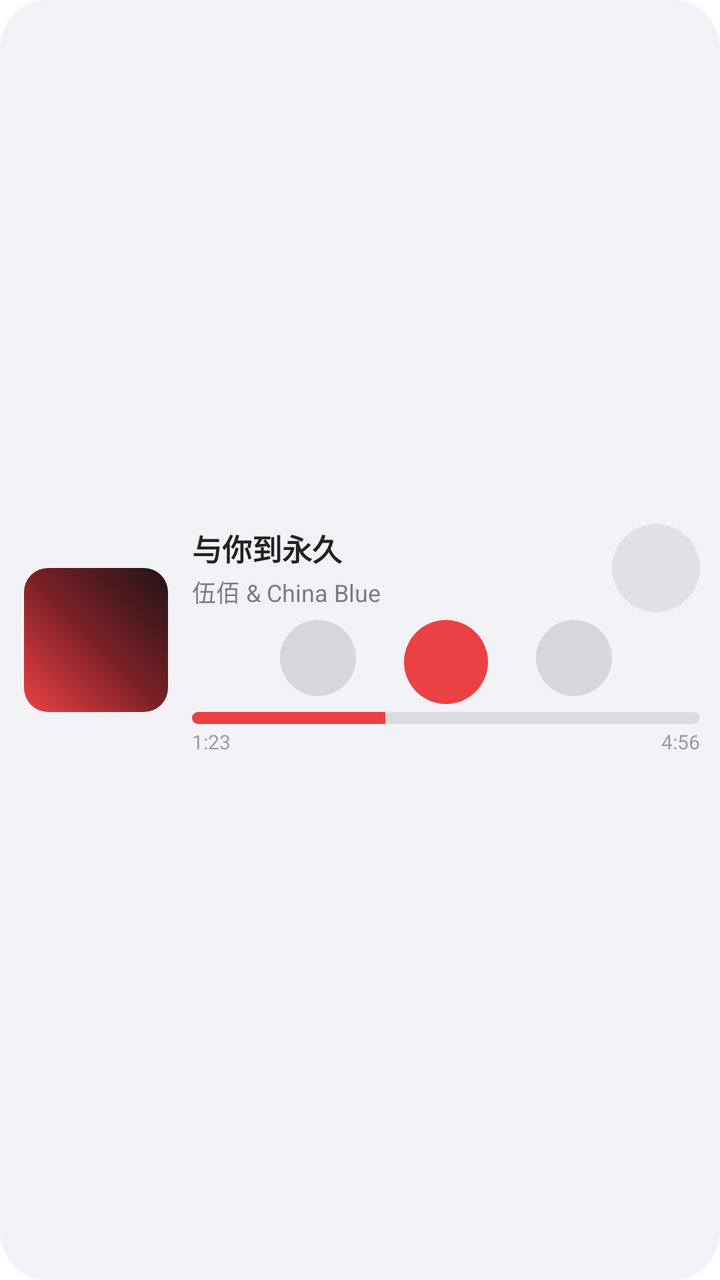
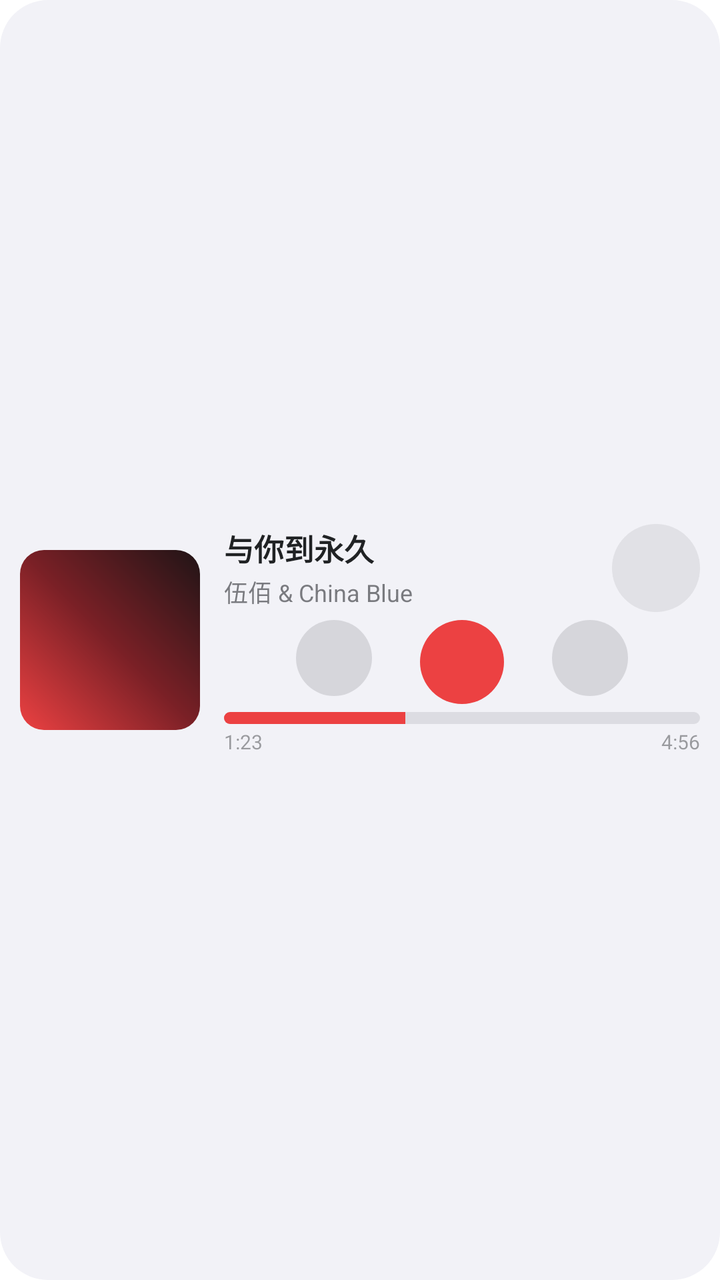

Compare the two renders of this Android layout. The source of the first and the diff that turns it into the second are given below.
<!-- AndroidManifest.xml: fallback theme Theme.MaterialComponents.DayNight.NoActionBar -->
<!-- res/layout/player_widget_recognize_preview.xml -->
<?xml version="1.0" encoding="utf-8"?>
<LinearLayout xmlns:android="http://schemas.android.com/apk/res/android"
    android:id="@+id/previewRoot"
    android:layout_width="match_parent"
    android:layout_height="match_parent"
    android:orientation="horizontal"
    android:background="@drawable/widget_bg">

    
    <ImageView
        android:layout_width="72dp"
        android:layout_height="72dp"
        android:layout_marginStart="12dp"
        android:layout_gravity="center_vertical"
        android:scaleType="centerCrop"
        android:src="@drawable/widget_preview_cover" />

    
    <LinearLayout
        android:layout_width="0dp"
        android:layout_height="match_parent"
        android:layout_weight="1"
        android:layout_marginStart="12dp"
        android:paddingEnd="10dp"
        android:paddingTop="8dp"
        android:paddingBottom="8dp"
        android:orientation="vertical"
        android:gravity="center_vertical">

        
        <LinearLayout
            android:layout_width="match_parent"
            android:layout_height="wrap_content"
            android:orientation="horizontal"
            android:gravity="center_vertical">

            <LinearLayout
                android:layout_width="0dp"
                android:layout_height="wrap_content"
                android:layout_weight="1"
                android:orientation="vertical">

                <TextView
                    android:layout_width="match_parent"
                    android:layout_height="wrap_content"
                    android:text="与你到永久"
                    android:textColor="@color/widget_text_primary"
                    android:textSize="15sp"
                    android:textStyle="bold"
                    android:singleLine="true"
                    android:ellipsize="end" />

                <TextView
                    android:layout_width="match_parent"
                    android:layout_height="wrap_content"
                    android:layout_marginTop="2dp"
                    android:text="伍佰 &amp; China Blue"
                    android:textColor="@color/widget_text_secondary"
                    android:textSize="12sp"
                    android:singleLine="true"
                    android:ellipsize="end" />
            </LinearLayout>

            <TextView
                android:layout_width="44dp"
                android:layout_height="44dp"
                android:layout_marginStart="8dp"
                android:background="@drawable/widget_btn_circle" />
        </LinearLayout>

        
        <LinearLayout
            android:layout_width="match_parent"
            android:layout_height="wrap_content"
            android:layout_marginTop="4dp"
            android:orientation="horizontal"
            android:gravity="center_horizontal">

            <TextView
                android:layout_width="38dp"
                android:layout_height="38dp"
                android:layout_marginEnd="12dp"
                android:background="@drawable/widget_preview_dot" />

            <TextView
                android:layout_width="42dp"
                android:layout_height="42dp"
                android:layout_marginStart="12dp"
                android:layout_marginEnd="12dp"
                android:background="@drawable/widget_play_btn" />

            <TextView
                android:layout_width="38dp"
                android:layout_height="38dp"
                android:layout_marginStart="12dp"
                android:background="@drawable/widget_preview_dot" />
        </LinearLayout>

        
        <ProgressBar
            style="?android:attr/progressBarStyleHorizontal"
            android:layout_width="match_parent"
            android:layout_height="wrap_content"
            android:layout_marginTop="4dp"
            android:max="100"
            android:progress="38"
            android:progressDrawable="@drawable/widget_progress_drawable"
            android:maxHeight="6dp"
            android:minHeight="6dp" />

        
        <LinearLayout
            android:layout_width="match_parent"
            android:layout_height="wrap_content"
            android:layout_marginTop="2dp"
            android:orientation="horizontal">

            <TextView
                android:layout_width="0dp"
                android:layout_height="wrap_content"
                android:layout_weight="1"
                android:gravity="start"
                android:text="1:23"
                android:textColor="@color/widget_time"
                android:textSize="10sp" />

            <TextView
                android:layout_width="0dp"
                android:layout_height="wrap_content"
                android:layout_weight="1"
                android:gravity="end"
                android:text="4:56"
                android:textColor="@color/widget_time"
                android:textSize="10sp" />
        </LinearLayout>
    </LinearLayout>
</LinearLayout>
<!-- resources referenced by this layout -->
<resources>
  <color name="widget_text_primary">#FF202224</color>
  <color name="widget_text_secondary">#92202224</color>
  <color name="widget_time">#6B202224</color>
  <!-- drawable widget_bg (drawable) -->
  <?xml version="1.0" encoding="utf-8"?>
  <shape xmlns:android="http://schemas.android.com/apk/res/android"
      android:shape="rectangle">
      <solid android:color="@color/widget_card_start" />
      <corners android:radius="24dp" />
  </shape>
  <!-- drawable widget_btn_circle (drawable) -->
  <?xml version="1.0" encoding="utf-8"?>
  <shape xmlns:android="http://schemas.android.com/apk/res/android"
      android:shape="oval">
      <solid android:color="@color/widget_circle_btn" />
  </shape>
  <!-- drawable widget_play_btn (drawable) -->
  <?xml version="1.0" encoding="utf-8"?>
  <shape xmlns:android="http://schemas.android.com/apk/res/android"
      android:shape="oval">
      <solid android:color="#EC4142" />
  </shape>
  <!-- drawable widget_preview_cover (drawable) -->
  <?xml version="1.0" encoding="utf-8"?>
  <shape xmlns:android="http://schemas.android.com/apk/res/android"
      android:shape="rectangle">
      <gradient
          android:startColor="#EC4142"
          android:centerColor="#7A2026"
          android:endColor="#201416"
          android:angle="45" />
      <corners android:radius="12dp" />
  </shape>
  <!-- drawable widget_preview_dot (drawable) -->
  <shape xmlns:android="http://schemas.android.com/apk/res/android"
      android:shape="oval">
      <solid android:color="@color/widget_icon_subtle" />
  </shape>
  <!-- drawable widget_progress_drawable (drawable) -->
  <?xml version="1.0" encoding="utf-8"?>
  <layer-list xmlns:android="http://schemas.android.com/apk/res/android">
      <item android:id="@android:id/background">
          <shape android:shape="rectangle">
              <solid android:color="@color/widget_track" />
              <corners android:radius="3dp" />
          </shape>
      </item>
      <item android:id="@android:id/progress">
          <clip>
              <shape android:shape="rectangle">
                  <solid android:color="@color/widget_fill" />
                  <corners android:radius="3dp" />
              </shape>
          </clip>
      </item>
  </layer-list>
  <color name="widget_card_start">#F2F2F7</color>
  <color name="widget_circle_btn">#14202224</color>
  <color name="widget_icon_subtle">#26373B41</color>
  <color name="widget_track">#1A20242B</color>
  <color name="widget_fill">#EC4142</color>
</resources>

<!-- the commit's change to res/layout/player_widget_recognize_preview.xml (unified diff, before → after) -->
@@ -7,13 +7,18 @@
     android:background="@drawable/widget_bg">
 
     
-    <ImageView
-        android:layout_width="72dp"
-        android:layout_height="72dp"
-        android:layout_marginStart="12dp"
-        android:layout_gravity="center_vertical"
-        android:scaleType="centerCrop"
-        android:src="@drawable/widget_preview_cover" />
+    <FrameLayout
+        android:layout_width="90dp"
+        android:layout_height="90dp"
+        android:layout_marginStart="10dp"
+        android:layout_gravity="center_vertical">
+
+        <ImageView
+            android:layout_width="match_parent"
+            android:layout_height="match_parent"
+            android:scaleType="centerCrop"
+            android:src="@drawable/widget_preview_cover" />
+    </FrameLayout>
 
     
     <LinearLayout
